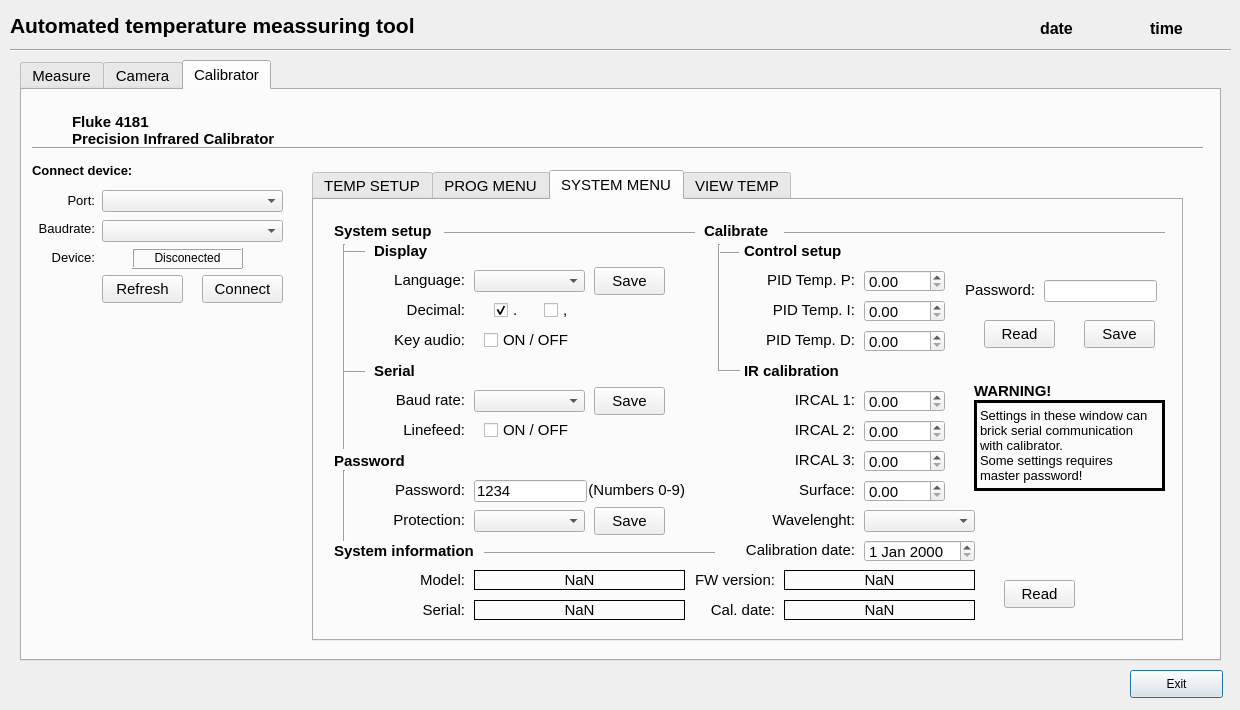
Qt form mainWindow.ui (LukaMelinc/Minolta-Thermal-Camera) before a commit.
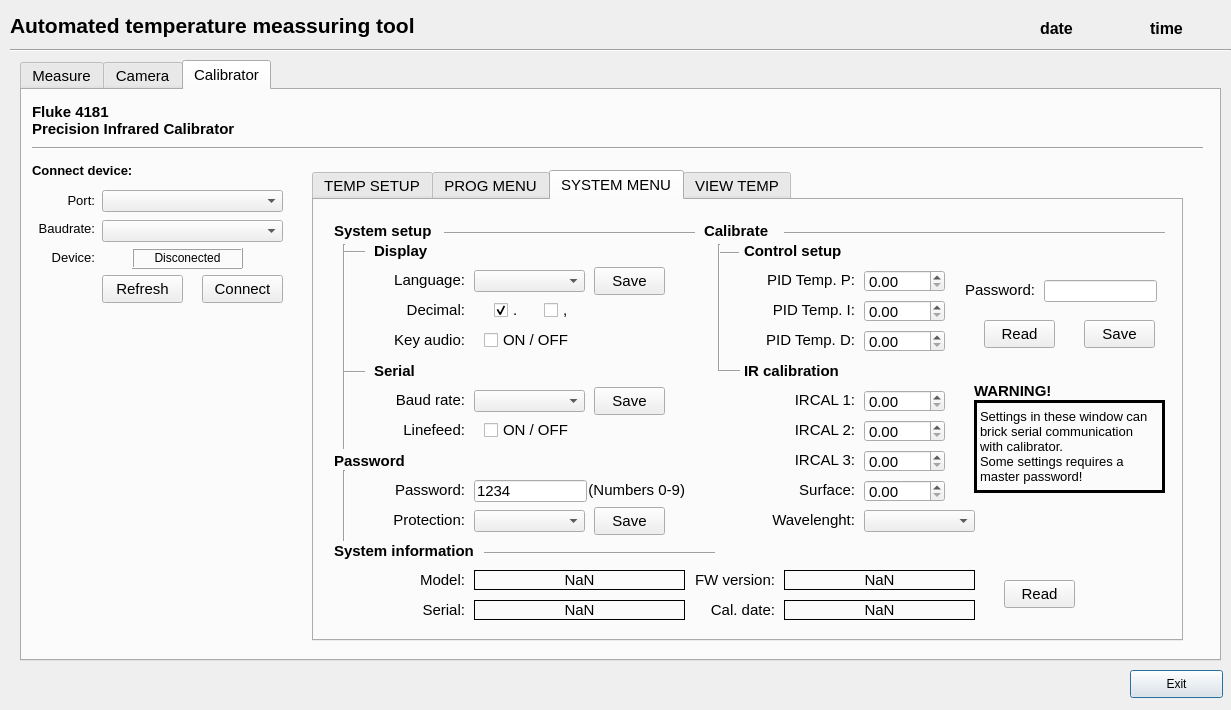
The same form after that commit. The open tabs and pages were chosen to show the change. Custom widgets are drawn as their Qt base class.

```diff
--- a/mainWindow.ui
+++ b/mainWindow.ui
@@ -6,7 +6,7 @@
    <rect>
     <x>0</x>
     <y>0</y>
-    <width>1240</width>
+    <width>1231</width>
     <height>710</height>
    </rect>
   </property>
@@ -1811,8 +1811,8 @@
     <widget class="QLabel" name="label_3">
      <property name="geometry">
       <rect>
-       <x>50</x>
-       <y>20</y>
+       <x>10</x>
+       <y>10</y>
        <width>341</width>
        <height>41</height>
       </rect>
@@ -3899,7 +3899,7 @@
          <x>660</x>
          <y>200</y>
          <width>191</width>
-         <height>91</height>
+         <height>93</height>
         </rect>
        </property>
        <property name="font">
@@ -3917,7 +3917,7 @@
         <string>Settings in these window can
 brick serial communication
 with calibrator.
-Some settings requires
+Some settings requires a
 master password!</string>
        </property>
       </widget>
@@ -4052,22 +4052,6 @@
         <set>Qt::AlignRight|Qt::AlignTrailing|Qt::AlignVCenter</set>
        </property>
       </widget>
-      <widget class="QLabel" name="label_128">
-       <property name="geometry">
-        <rect>
-         <x>430</x>
-         <y>340</y>
-         <width>111</width>
-         <height>20</height>
-        </rect>
-       </property>
-       <property name="text">
-        <string>Calibration date:</string>
-       </property>
-       <property name="alignment">
-        <set>Qt::AlignRight|Qt::AlignTrailing|Qt::AlignVCenter</set>
-       </property>
-      </widget>
       <widget class="QDoubleSpinBox" name="dsrIRCAL1">
        <property name="geometry">
         <rect>
@@ -4108,16 +4092,6 @@
         </rect>
        </property>
       </widget>
-      <widget class="QDateEdit" name="dateCalibration">
-       <property name="geometry">
-        <rect>
-         <x>550</x>
-         <y>340</y>
-         <width>111</width>
-         <height>22</height>
-        </rect>
-       </property>
-      </widget>
       <widget class="QComboBox" name="cmbWavelenght">
        <property name="geometry">
         <rect>
```
Left out of the diff: 70 changed lines with no effect on the pictures.
